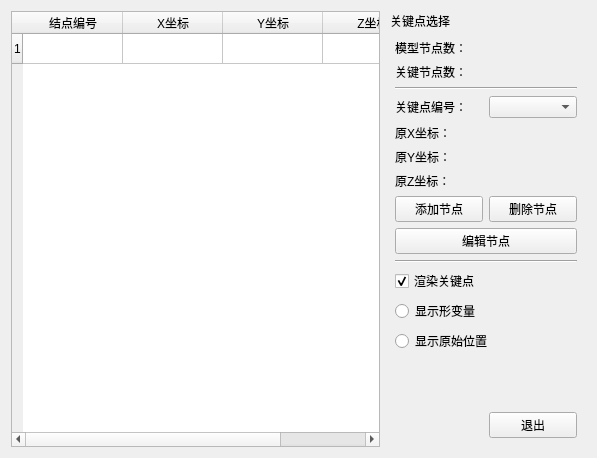
First picture: the form in ui/FOSD-Classic-QWidgets/apps/model/views/disp3dkeypointselect.ui, repository Swimers/FOSD, before the edit.
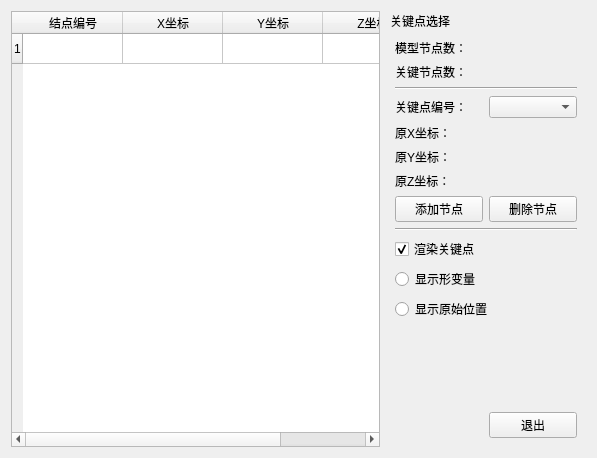
Second picture: the form after the edit.

What changed in the file:
```diff
--- a/ui/FOSD-Classic-QWidgets/apps/model/views/disp3dkeypointselect.ui
+++ b/ui/FOSD-Classic-QWidgets/apps/model/views/disp3dkeypointselect.ui
@@ -62,13 +62,6 @@
      </property>
      <widget class="QWidget" name="dockWidgetContents">
       <layout class="QGridLayout" name="gridLayout_4">
-       <item row="8" column="0" colspan="2">
-        <widget class="QPushButton" name="pbtn_EditPoint">
-         <property name="text">
-          <string>编辑节点</string>
-         </property>
-        </widget>
-       </item>
        <item row="4" column="0">
         <widget class="QLabel" name="label_14">
          <property name="text">
```
Left out of the diff: 20 changed lines with no effect on the pictures. Lines whose indentation alone changed are shown as unchanged.
